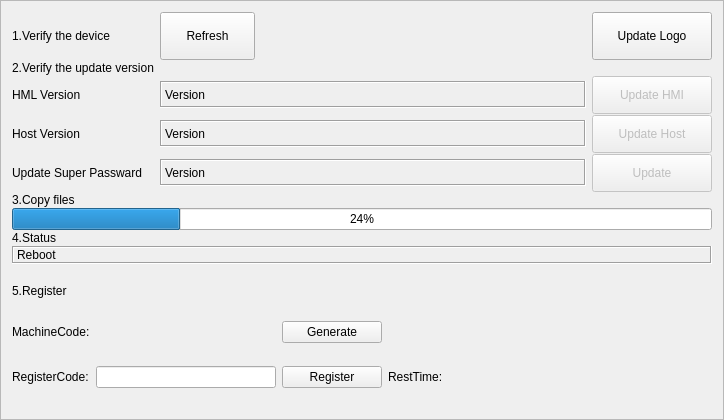
First picture: the form in hcmaintains/icupdatesystem.ui, repository dongdong-2009/3-5AxisRobot, before the edit.
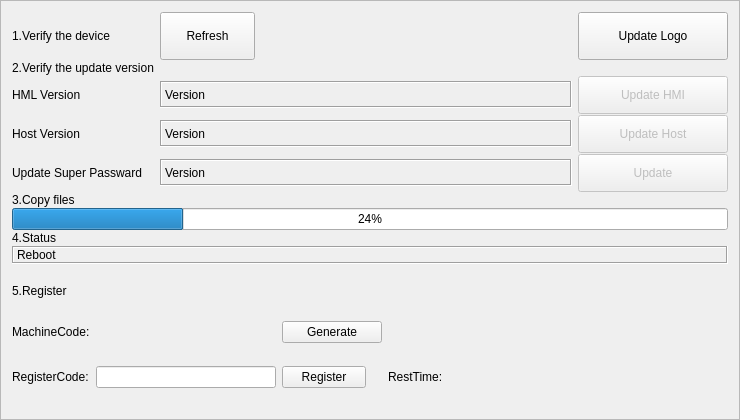
Second picture: the form after the edit. Custom widgets are drawn as their Qt base class.

The edit to the form file:
```diff
--- a/hcmaintains/icupdatesystem.ui
+++ b/hcmaintains/icupdatesystem.ui
@@ -183,13 +183,13 @@
         </property>
         <property name="minimumSize">
          <size>
-          <width>100</width>
+          <width>27</width>
           <height>0</height>
          </size>
         </property>
         <property name="maximumSize">
          <size>
-          <width>100</width>
+          <width>84</width>
           <height>16777215</height>
          </size>
         </property>
@@ -367,12 +367,6 @@
        <verstretch>0</verstretch>
       </sizepolicy>
      </property>
-     <property name="minimumSize">
-      <size>
-       <width>412</width>
-       <height>23</height>
-      </size>
-     </property>
      <property name="maximumSize">
       <size>
        <width>16777215</width>
@@ -434,13 +428,13 @@
      </property>
      <property name="minimumSize">
       <size>
-       <width>110</width>
+       <width>150</width>
        <height>38</height>
       </size>
      </property>
      <property name="maximumSize">
       <size>
-       <width>120</width>
+       <width>38</width>
        <height>16777215</height>
       </size>
      </property>
@@ -462,13 +456,13 @@
      </property>
      <property name="minimumSize">
       <size>
-       <width>110</width>
+       <width>150</width>
        <height>38</height>
       </size>
      </property>
      <property name="maximumSize">
       <size>
-       <width>120</width>
+       <width>38</width>
        <height>16777215</height>
       </size>
      </property>
@@ -516,13 +510,13 @@
      </property>
      <property name="minimumSize">
       <size>
-       <width>110</width>
+       <width>150</width>
        <height>38</height>
       </size>
      </property>
      <property name="maximumSize">
       <size>
-       <width>120</width>
+       <width>38</width>
        <height>16777215</height>
       </size>
      </property>
```
Left out of the diff: 6 changed lines with no effect on the pictures.
